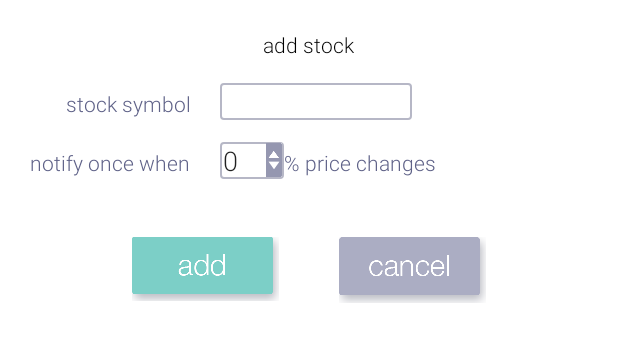
After one commit to steveyangmoto/stocker, an Android app: the layout edit_stock_dialog.xml on its own in the app's theme, with its tools: preview values and no code run, on a phone screen of 412 x 824 dp. The commit adds this screen. Shown: the top 342 px of the screen. Run offline under Robolectric (Android 15) with nearby library versions, the phone set to English and light mode, and no system bars.

Commit message:
made UI changes, added front screen and dialog box

```diff
--- /dev/null
+++ b/app/src/main/res/drawable/edit_text_border.xml
@@ -0,0 +1,14 @@
+<?xml version="1.0" encoding="utf-8"?>
+<!--  res/drawable/rounded_edittext.xml -->
+<shape xmlns:android="http://schemas.android.com/apk/res/android"
+    android:shape="rectangle" android:padding="10dp">
+    <solid android:color="#FFFFFF"/>
+    <stroke
+        android:width="1dp"
+        android:color="@color/stocker_border" />
+    <corners
+        android:bottomRightRadius="2dp"
+        android:bottomLeftRadius="2dp"
+        android:topLeftRadius="2dp"
+        android:topRightRadius="2dp"/>
+</shape>
--- /dev/null
+++ b/app/src/main/res/layout/edit_stock_dialog.xml
@@ -0,0 +1,135 @@
+<?xml version="1.0" encoding="utf-8"?>
+<RelativeLayout xmlns:android="http://schemas.android.com/apk/res/android"
+    android:orientation="vertical"
+    android:background="@android:color/white"
+    android:layout_width="match_parent"
+    android:layout_height="match_parent">
+
+    <TextView
+        android:layout_width="wrap_content"
+        android:layout_height="wrap_content"
+        android:text="@string/add_stock_text"
+        android:id="@+id/tvEditStock"
+        android:layout_marginTop="20dp"
+        android:textColor="@android:color/black"
+        android:fontFamily="sans-serif-light"
+        android:layout_centerHorizontal="true" />
+
+
+    <TextView
+        android:layout_width="wrap_content"
+        android:layout_height="wrap_content"
+        android:layout_below="@id/tvEditStock"
+        android:text="@string/stock_symbol"
+        android:id="@+id/tvStockSymbol"
+        android:textColor="@color/stocker_gray"
+        android:layout_marginTop="20dp"
+        android:gravity="right"
+        android:fontFamily="sans-serif-light"
+        android:layout_alignRight="@+id/tvNotify"
+        android:layout_alignParentLeft="true" />
+
+    <EditText
+        android:layout_width="wrap_content"
+        android:layout_height="wrap_content"
+        android:layout_marginLeft="20dp"
+        android:layout_toRightOf="@+id/tvStockSymbol"
+        android:fontFamily="sans-serif-light"
+        android:layout_alignBaseline="@+id/tvStockSymbol"
+        android:ems="6"
+        android:maxLines="1"
+        android:paddingLeft="5dp"
+        android:background="@drawable/edit_text_border"
+        android:id="@+id/etStockSymbol" />
+
+    <TextView
+        android:layout_width="wrap_content"
+        android:layout_height="wrap_content"
+        android:layout_marginLeft="20dp"
+        android:layout_marginTop="20dp"
+        android:text="@string/notify_once"
+        android:textColor="@color/stocker_gray"
+        android:fontFamily="sans-serif-light"
+        android:layout_below="@+id/tvStockSymbol"
+        android:id="@+id/tvNotify" />
+
+    <EditText
+        android:layout_width="wrap_content"
+        android:layout_height="wrap_content"
+        android:layout_toRightOf="@+id/tvNotify"
+        android:layout_alignBaseline="@+id/tvNotify"
+        android:layout_alignLeft="@id/etStockSymbol"
+        android:fontFamily="sans-serif-light"
+        android:layout_marginRight="2dp"
+        android:ems="2"
+        android:inputType="number"
+        android:text="0"
+        android:maxLines="1"
+        android:paddingLeft="2dp"
+        android:background="@drawable/edit_text_border"
+        android:id="@+id/etNotify" />
+
+    <LinearLayout
+        android:id="@+id/layout_arrow"
+        android:layout_alignRight="@+id/etNotify"
+        android:layout_alignBottom="@id/tvNotify"
+        android:layout_marginRight="1dp"
+        android:layout_width="wrap_content"
+        android:layout_height="wrap_content"
+        android:orientation="vertical">
+
+        <ImageButton
+            android:layout_width="11dp"
+            android:layout_height="11dp"
+            android:id="@+id/ibUp"
+            android:layout_gravity="top"
+            android:src="@mipmap/up_arrow" />
+
+        <ImageButton
+            android:layout_width="11dp"
+            android:layout_height="11dp"
+            android:id="@+id/ibDown"
+            android:layout_gravity="bottom"
+            android:src="@mipmap/down_arrow" />
+    </LinearLayout>
+
+    <TextView
+        android:layout_width="wrap_content"
+        android:layout_height="wrap_content"
+        android:layout_marginTop="20dp"
+        android:text="@string/price_changes"
+        android:textColor="@color/stocker_gray"
+        android:fontFamily="sans-serif-light"
+        android:layout_toRightOf="@id/layout_arrow"
+        android:layout_alignBaseline="@+id/tvNotify"
+        android:id="@+id/tvPriceChanges" />
+
+    <LinearLayout
+        android:layout_width="wrap_content"
+        android:layout_centerHorizontal="true"
+        android:layout_below="@+id/tvNotify"
+        android:orientation="horizontal"
+        android:layout_marginTop="40dp"
+        android:layout_marginBottom="20dp"
+        android:layout_height="wrap_content">
+
+        <ImageButton
+            android:id="@+id/add_button"
+            android:adjustViewBounds="true"
+            android:padding="0dp"
+            android:layout_width="wrap_content"
+            android:layout_height="wrap_content"
+            android:src="@mipmap/add_button" />
+
+        <ImageButton
+            android:layout_width="wrap_content"
+            android:adjustViewBounds="true"
+            android:layout_marginLeft="40dp"
+            android:padding="0dp"
+            android:layout_height="wrap_content"
+            android:id="@+id/cancel_button"
+            android:src="@mipmap/cancel_button" />
+    </LinearLayout>
+
+
+</RelativeLayout>
--- a/app/src/main/res/values/colors.xml
+++ b/app/src/main/res/values/colors.xml
@@ -1,4 +1,6 @@
 <?xml version="1.0" encoding="utf-8"?>
 <resources>
     <color name="stocker_green">#6cc5ba</color>
+    <color name="stocker_gray">#5f6288</color>
+    <color name="stocker_border">#b6b7c6</color>
 </resources>
--- a/app/src/main/res/values/strings.xml
+++ b/app/src/main/res/values/strings.xml
@@ -1,7 +1,11 @@
 <resources>
     <string name="app_name">STOCKER</string>
-
+    <string name="edit_stock_text">edit stock</string>
     <string name="hello_world">Hello world!</string>
     <string name="action_settings">Settings</string>
     <string name="no_stock_message">add stocks to track</string>
+    <string name="stock_symbol">stock symbol</string>
+    <string name="notify_once">notify once when</string>
+    <string name="price_changes"> % price changes</string>
+    <string name="add_stock_text">add stock</string>
 </resources>
```
Also changed, not shown: app/src/main/java/com/elitemobiletechnology/stocker/MainActivity.java (+82 -12 lines), app/src/main/res/drawable/edit_text_left_corners_border.xml (added, +12 -0 lines), app/src/main/res/drawable/edit_text_right_corners_border.xml (added, +12 -0 lines), app/src/main/res/mipmap-xxhdpi/add_button.png (added), app/src/main/res/mipmap-xxhdpi/cancel_button.png (added), app/src/main/res/mipmap-xxhdpi/down_arrow.png (added), app/src/main/res/mipmap-xxhdpi/up_arrow.png (added).
